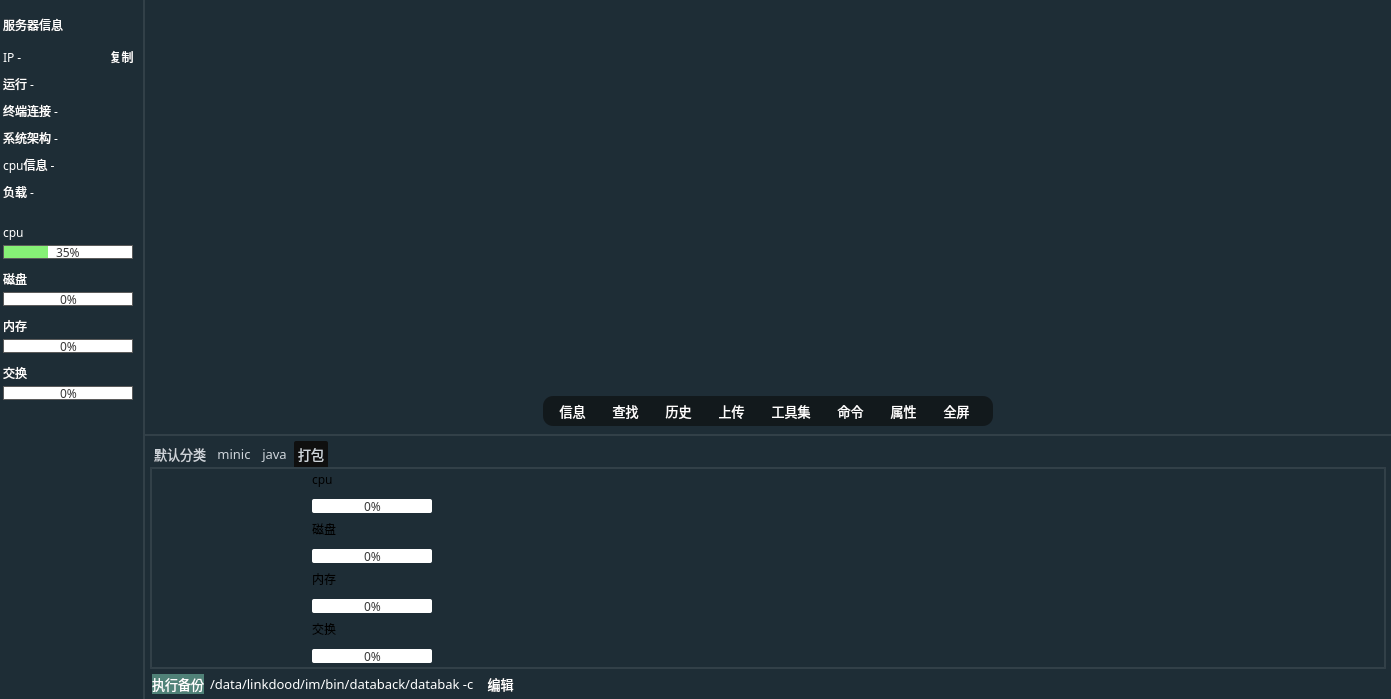
HuaGouFdog/Fdog-Kit, file sshwidget.ui: the form before one commit.
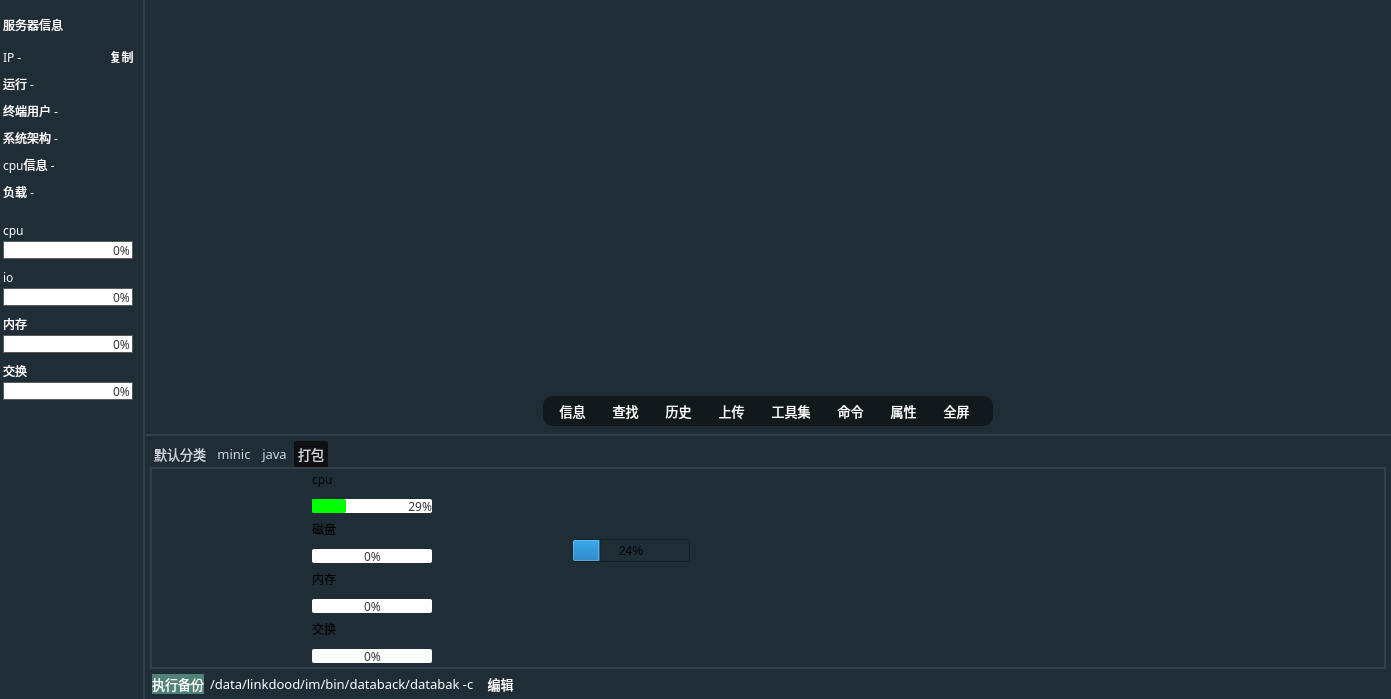
The form after the commit. The open tabs and pages were chosen to show the change. Icons and pictures are not drawn.

Diff of the .ui file:
```diff
--- a/sshwidget.ui
+++ b/sshwidget.ui
@@ -348,7 +348,7 @@
             </font>
            </property>
            <property name="text">
-            <string>终端连接 -</string>
+            <string>终端用户 -</string>
            </property>
           </widget>
          </item>
@@ -600,13 +600,13 @@
            <property name="minimumSize">
             <size>
              <width>130</width>
-             <height>14</height>
+             <height>18</height>
             </size>
            </property>
            <property name="maximumSize">
             <size>
              <width>130</width>
-             <height>14</height>
+             <height>18</height>
             </size>
            </property>
            <property name="font">
@@ -627,7 +627,7 @@
 	
 	/*border-image: url(:/lib/jianbian1.png);*/
 	background-color: #FFFFFF;
-	text-align:center; 
+	text-align:right;
 	color: rgba(0, 0, 0, 200);
 }
 
@@ -640,13 +640,16 @@
 }</string>
            </property>
            <property name="value">
-            <number>35</number>
+            <number>0</number>
+           </property>
+           <property name="alignment">
+            <set>Qt::AlignLeading|Qt::AlignLeft|Qt::AlignVCenter</set>
            </property>
            <property name="invertedAppearance">
             <bool>false</bool>
            </property>
            <property name="format">
-            <string>%p%</string>
+            <string>%p% </string>
            </property>
           </widget>
          </item>
@@ -693,7 +696,7 @@
             </font>
            </property>
            <property name="text">
-            <string>磁盘</string>
+            <string>io</string>
            </property>
           </widget>
          </item>
@@ -702,13 +705,13 @@
            <property name="minimumSize">
             <size>
              <width>130</width>
-             <height>14</height>
+             <height>18</height>
             </size>
            </property>
            <property name="maximumSize">
             <size>
              <width>130</width>
-             <height>14</height>
+             <height>18</height>
             </size>
            </property>
            <property name="font">
@@ -717,6 +720,9 @@
              <pointsize>9</pointsize>
             </font>
            </property>
+           <property name="layoutDirection">
+            <enum>Qt::LeftToRight</enum>
+           </property>
            <property name="styleSheet">
             <string notr="true">QProgressBar {
 	border: 1px solid;
@@ -728,7 +734,7 @@
 	
 	/*border-image: url(:/lib/jianbian1.png);*/
 	background-color: #FFFFFF;
-	text-align:center; 
+	text-align:right; 
 	color: rgba(0, 0, 0, 200);
 }
 
@@ -743,11 +749,14 @@
            <property name="value">
             <number>0</number>
            </property>
+           <property name="alignment">
+            <set>Qt::AlignLeading|Qt::AlignLeft|Qt::AlignVCenter</set>
+           </property>
            <property name="invertedAppearance">
             <bool>false</bool>
            </property>
            <property name="format">
-            <string>%p%</string>
+            <string>%p% </string>
            </property>
           </widget>
          </item>
@@ -803,13 +812,13 @@
            <property name="minimumSize">
             <size>
              <width>130</width>
-             <height>14</height>
+             <height>18</height>
             </size>
            </property>
            <property name="maximumSize">
             <size>
              <width>130</width>
-             <height>14</height>
+             <height>18</height>
             </size>
            </property>
            <property name="font">
@@ -818,6 +827,9 @@
              <pointsize>9</pointsize>
             </font>
            </property>
+           <property name="layoutDirection">
+            <enum>Qt::LeftToRight</enum>
+           </property>
            <property name="styleSheet">
             <string notr="true">QProgressBar {
 	border: 1px solid;
@@ -829,7 +841,7 @@
 	
 	/*border-image: url(:/lib/jianbian1.png);*/
 	background-color: #FFFFFF;
-	text-align:center; 
+	text-align:right; 
 	color: rgba(0, 0, 0, 200);
 }
 
@@ -844,11 +856,14 @@
            <property name="value">
             <number>0</number>
            </property>
+           <property name="alignment">
+            <set>Qt::AlignLeading|Qt::AlignLeft|Qt::AlignVCenter</set>
+           </property>
            <property name="invertedAppearance">
             <bool>false</bool>
            </property>
            <property name="format">
-            <string>%p%</string>
+            <string>%p% </string>
            </property>
           </widget>
          </item>
@@ -904,13 +919,13 @@
            <property name="minimumSize">
             <size>
              <width>130</width>
-             <height>14</height>
+             <height>18</height>
             </size>
            </property>
            <property name="maximumSize">
             <size>
              <width>130</width>
-             <height>14</height>
+             <height>18</height>
             </size>
            </property>
            <property name="font">
@@ -919,6 +934,9 @@
              <pointsize>9</pointsize>
             </font>
            </property>
+           <property name="layoutDirection">
+            <enum>Qt::LeftToRight</enum>
+           </property>
            <property name="styleSheet">
             <string notr="true">QProgressBar {
 	border: 1px solid;
@@ -930,7 +948,7 @@
 	
 	/*border-image: url(:/lib/jianbian1.png);*/
 	background-color: #FFFFFF;
-	text-align:center; 
+	text-align:right; 
 	color: rgba(0, 0, 0, 200);
 }
 
@@ -945,6 +963,9 @@
            <property name="value">
             <number>0</number>
            </property>
+           <property name="alignment">
+            <set>Qt::AlignLeading|Qt::AlignLeft|Qt::AlignVCenter</set>
+           </property>
            <property name="invertedAppearance">
             <bool>false</bool>
            </property>
@@ -952,7 +973,7 @@
             <enum>QProgressBar::TopToBottom</enum>
            </property>
            <property name="format">
-            <string>%p%</string>
+            <string>%p% </string>
            </property>
           </widget>
          </item>
@@ -2113,7 +2134,7 @@
 	border-color: rgb(180, 180, 180);
 	border-radius: 2px; 
 	background-color: #FFFFFF; 
-	text-align:center; 
+	text-align:right; 
 	color: rgba(0, 0, 0, 200);
 }
 
@@ -2124,7 +2145,16 @@
 }</string>
               </property>
               <property name="value">
-               <number>0</number>
+               <number>29</number>
+              </property>
+              <property name="alignment">
+               <set>Qt::AlignRight|Qt::AlignTrailing|Qt::AlignVCenter</set>
+              </property>
+              <property name="orientation">
+               <enum>Qt::Horizontal</enum>
+              </property>
+              <property name="textDirection">
+               <enum>QProgressBar::TopToBottom</enum>
               </property>
               <property name="format">
                <string>%p%</string>
@@ -2312,6 +2342,25 @@
                <string>%p%</string>
               </property>
              </widget>
+             <widget class="QProgressBar" name="progressBar">
+              <property name="geometry">
+               <rect>
+                <x>420</x>
+                <y>70</y>
+                <width>118</width>
+                <height>23</height>
+               </rect>
+              </property>
+              <property name="value">
+               <number>24</number>
+              </property>
+              <property name="alignment">
+               <set>Qt::AlignLeading|Qt::AlignLeft|Qt::AlignVCenter</set>
+              </property>
+              <property name="invertedAppearance">
+               <bool>false</bool>
+              </property>
+             </widget>
             </widget>
            </widget>
           </item>
```
Left out of the diff: 4 changed lines with no effect on the pictures.
